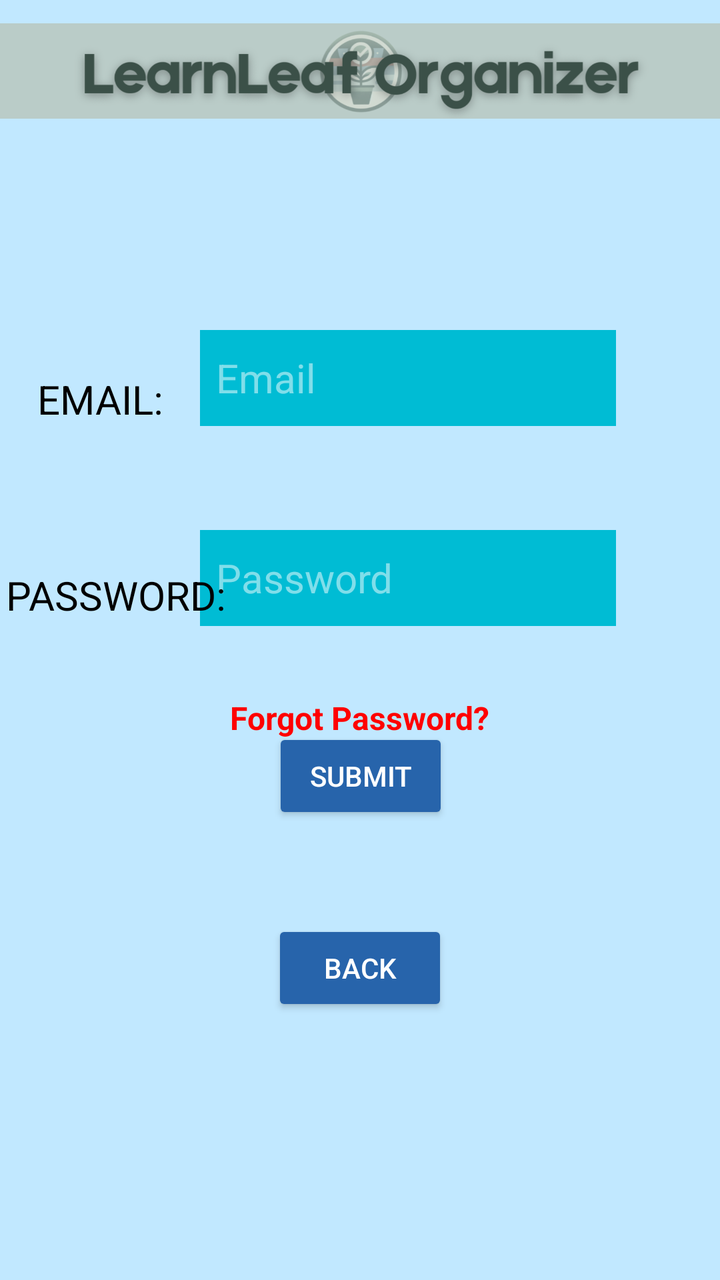
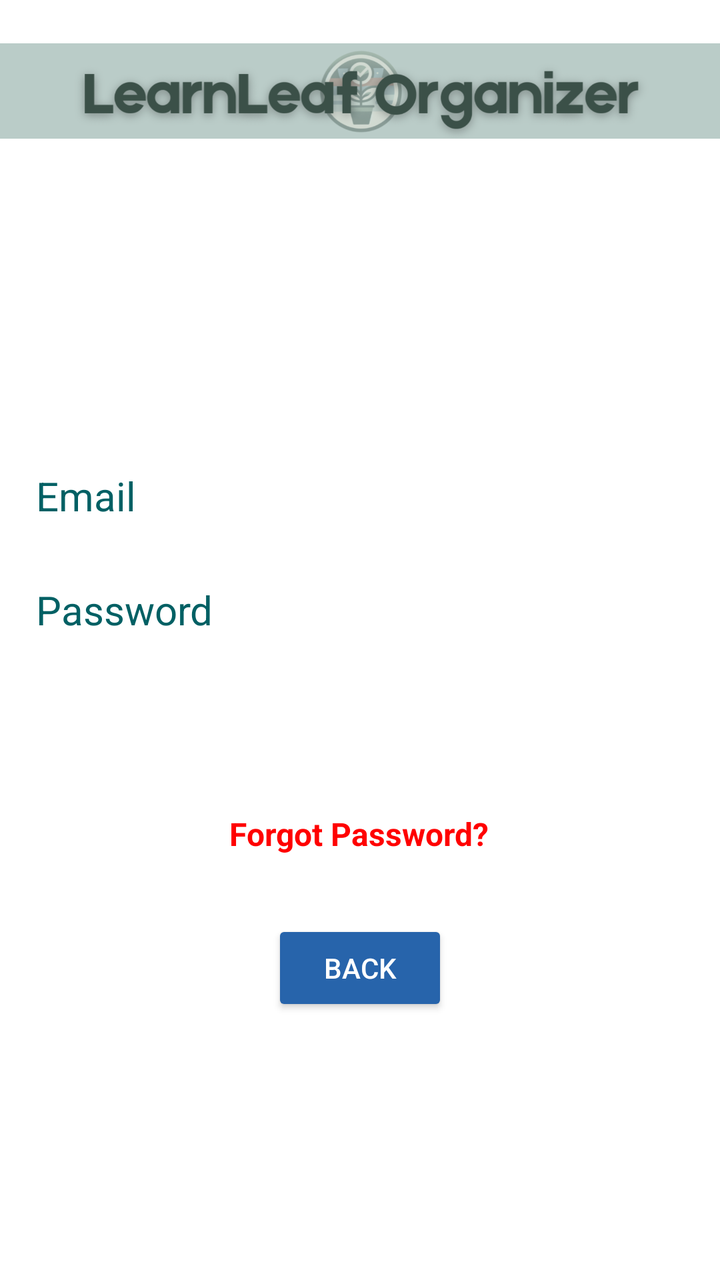

Screens rendered from an Android XML layout before and after an edit, with the pre-edit source and the edit as a unified diff.
<!-- AndroidManifest.xml: application theme Theme.Design.Light.NoActionBar -->
<!-- res/layout/login.xml -->
<?xml version="1.0" encoding="utf-8"?>
<androidx.constraintlayout.widget.ConstraintLayout xmlns:android="http://schemas.android.com/apk/res/android"
    xmlns:app="http://schemas.android.com/apk/res-auto"
    xmlns:tools="http://schemas.android.com/tools"
    android:layout_width="match_parent"
    android:layout_height="match_parent"
    android:background="@color/material_dynamic_primary90"
    tools:context=".Login">


    <ImageView
        android:id="@+id/imageView"
        android:layout_width="389dp"
        android:layout_height="71dp"
        app:layout_constraintEnd_toEndOf="parent"
        app:layout_constraintStart_toStartOf="parent"
        app:layout_constraintTop_toTopOf="parent"
        app:srcCompat="@drawable/banner_logo" />

    <Button
        android:id="@+id/submit"
        android:layout_width="wrap_content"
        android:layout_height="wrap_content"
        android:layout_marginBottom="48dp"
        android:text="@string/submit"
        android:textColor="@color/white"
        app:backgroundTint="#2764AB"
        app:layout_constraintBottom_toTopOf="@+id/back"
        app:layout_constraintEnd_toEndOf="parent"
        app:layout_constraintHorizontal_bias="0.501"
        app:layout_constraintStart_toStartOf="parent"
        app:layout_constraintTop_toBottomOf="@+id/fgPassword"
        app:layout_constraintVertical_bias="1.0" />

    <Button
        android:id="@+id/back"
        android:layout_width="wrap_content"
        android:layout_height="wrap_content"
        android:layout_marginBottom="132dp"
        android:text="@string/back"
        android:textColor="@color/white"
        app:backgroundTint="#2764AB"
        app:layout_constraintBottom_toBottomOf="parent"
        app:layout_constraintEnd_toEndOf="parent"
        app:layout_constraintStart_toStartOf="parent" />

    <EditText
        android:id="@+id/password"
        android:layout_width="208dp"
        android:layout_height="48dp"
        android:layout_marginTop="52dp"
        android:layout_marginEnd="52dp"
        android:background="#00BCD4"
        android:hint="@string/password"
        android:inputType="textPassword"
        android:paddingStart="8dp"
        android:paddingEnd="8dp"
        android:textColor="@color/white"
        android:textColorHint="#80FFFFFF"
        android:textSize="20sp"
        app:layout_constraintEnd_toEndOf="parent"
        app:layout_constraintTop_toBottomOf="@+id/email"
        tools:ignore="Autofill,TextContrastCheck" />

    <TextView
        android:id="@+id/textView2"
        android:layout_width="wrap_content"
        android:layout_height="wrap_content"
        android:text="@string/email2"
        android:textColor="@color/black"
        android:textSize="20sp"
        app:layout_constraintBottom_toBottomOf="@+id/email"
        app:layout_constraintEnd_toStartOf="@+id/email"
        app:layout_constraintStart_toStartOf="parent"
        app:textAllCaps="true" />

    <TextView
        android:id="@+id/textView"
        android:layout_width="wrap_content"
        android:layout_height="wrap_content"
        android:layout_marginStart="16dp"
        android:layout_marginTop="48dp"
        android:layout_marginBottom="2dp"
        android:text="@string/password2"
        android:textColor="@color/black"
        android:textSize="20sp"
        app:layout_constraintBottom_toBottomOf="@+id/password"
        app:layout_constraintEnd_toStartOf="@+id/password"
        app:layout_constraintStart_toStartOf="parent"
        app:layout_constraintTop_toBottomOf="@+id/textView2"
        app:layout_constraintVertical_bias="1.0"
        app:textAllCaps="true" />

    <EditText
        android:id="@+id/email"
        android:layout_width="208dp"
        android:layout_height="48dp"
        android:layout_marginTop="165dp"
        android:layout_marginEnd="52dp"
        android:background="#00BCD4"
        android:hint="@string/email"
        android:inputType="textEmailAddress"
        android:paddingStart="8dp"
        android:paddingEnd="8dp"
        android:textColor="@color/white"
        android:textColorHint="#80FFFFFF"
        android:textSize="20sp"
        app:layout_constraintEnd_toEndOf="parent"
        app:layout_constraintTop_toTopOf="parent"
        tools:ignore="Autofill,TextContrastCheck" />

    <TextView
        android:id="@+id/fgPassword"
        android:layout_width="wrap_content"
        android:layout_height="wrap_content"
        android:layout_marginTop="35dp"
        android:text="Forgot Password?"
        android:textColor="#FF0000"
        android:textSize="16sp"
        android:textStyle="bold"
        app:layout_constraintEnd_toEndOf="parent"
        app:layout_constraintStart_toStartOf="parent"
        app:layout_constraintTop_toBottomOf="@+id/password" />


</androidx.constraintlayout.widget.ConstraintLayout>
<!-- resources referenced by this layout -->
<resources>
  <color name="black">#FF000000</color>
  <color name="white">#FFFFFFFF</color>
  <!-- drawable banner_logo: png bitmap (drawable, 174742 bytes) -->
  <string name="back">Back</string>
  <string name="email">Email</string>
  <string name="email2">Email:</string>
  <string name="password">Password</string>
  <string name="password2">Password:</string>
  <string name="submit">Submit</string>
</resources>

<!-- the commit's change to res/layout/login.xml (unified diff, before → after) -->
@@ -4,7 +4,7 @@
     xmlns:tools="http://schemas.android.com/tools"
     android:layout_width="match_parent"
     android:layout_height="match_parent"
-    android:background="@color/material_dynamic_primary90"
+    android:background="#ffffff"
     tools:context=".Login">
 
 
@@ -12,6 +12,7 @@
         android:id="@+id/imageView"
         android:layout_width="389dp"
         android:layout_height="71dp"
+        android:layout_marginTop="10dp"
         app:layout_constraintEnd_toEndOf="parent"
         app:layout_constraintStart_toStartOf="parent"
         app:layout_constraintTop_toTopOf="parent"
@@ -44,81 +45,118 @@
         app:layout_constraintEnd_toEndOf="parent"
         app:layout_constraintStart_toStartOf="parent" />
 
-    <EditText
-        android:id="@+id/password"
-        android:layout_width="208dp"
-        android:layout_height="48dp"
-        android:layout_marginTop="52dp"
-        android:layout_marginEnd="52dp"
-        android:background="#00BCD4"
-        android:hint="@string/password"
-        android:inputType="textPassword"
-        android:paddingStart="8dp"
-        android:paddingEnd="8dp"
-        android:textColor="@color/white"
-        android:textColorHint="#80FFFFFF"
-        android:textSize="20sp"
-        app:layout_constraintEnd_toEndOf="parent"
-        app:layout_constraintTop_toBottomOf="@+id/email"
-        tools:ignore="Autofill,TextContrastCheck" />
 
-    <TextView
-        android:id="@+id/textView2"
-        android:layout_width="wrap_content"
-        android:layout_height="wrap_content"
-        android:text="@string/email2"
-        android:textColor="@color/black"
-        android:textSize="20sp"
-        app:layout_constraintBottom_toBottomOf="@+id/email"
-        app:layout_constraintEnd_toStartOf="@+id/email"
-        app:layout_constraintStart_toStartOf="parent"
-        app:textAllCaps="true" />
 
-    <TextView
-        android:id="@+id/textView"
-        android:layout_width="wrap_content"
-        android:layout_height="wrap_content"
-        android:layout_marginStart="16dp"
-        android:layout_marginTop="48dp"
-        android:layout_marginBottom="2dp"
-        android:text="@string/password2"
-        android:textColor="@color/black"
-        android:textSize="20sp"
-        app:layout_constraintBottom_toBottomOf="@+id/password"
-        app:layout_constraintEnd_toStartOf="@+id/password"
-        app:layout_constraintStart_toStartOf="parent"
-        app:layout_constraintTop_toBottomOf="@+id/textView2"
-        app:layout_constraintVertical_bias="1.0"
-        app:textAllCaps="true" />
+
+
+
+
+
+
+
+
+
+
+
+
+
+
+
+
+
+
+
+
+
+
+
+
+
+
+
+
+
+
+
+
+
+
+
+
+
+
+
+
+
+
+
+
+
 
     <EditText
         android:id="@+id/email"
-        android:layout_width="208dp"
+        android:layout_width="340dp"
         android:layout_height="48dp"
-        android:layout_marginTop="165dp"
-        android:layout_marginEnd="52dp"
-        android:background="#00BCD4"
+        android:layout_marginTop="224dp"
+        android:background="@color/white"
         android:hint="@string/email"
         android:inputType="textEmailAddress"
         android:paddingStart="8dp"
         android:paddingEnd="8dp"
-        android:textColor="@color/white"
-        android:textColorHint="#80FFFFFF"
+        android:textColorHint="#006064"
         android:textSize="20sp"
         app:layout_constraintEnd_toEndOf="parent"
+        app:layout_constraintStart_toStartOf="parent"
         app:layout_constraintTop_toTopOf="parent"
-        tools:ignore="Autofill,TextContrastCheck" />
+        tools:ignore="Autofill" />
+
+
+
+
+
+
+
+
+
+
+
+
+
+
+
+
+
+
+
+    <EditText
+        android:id="@+id/password"
+        android:layout_width="340dp"
+        android:layout_height="42dp"
+        android:layout_marginTop="12dp"
+        android:background="@color/white"
+        android:hint="@string/password"
+        android:importantForAutofill="no"
+        android:inputType="textPassword"
+        android:paddingStart="8dp"
+        android:paddingEnd="8dp"
+        android:textColor="@color/black"
+        android:textColorHint="#006064"
+        android:textSize="20sp"
+        app:layout_constraintEnd_toEndOf="parent"
+        app:layout_constraintStart_toStartOf="parent"
+        app:layout_constraintTop_toBottomOf="@+id/email" />
 
     <TextView
         android:id="@+id/fgPassword"
         android:layout_width="wrap_content"
         android:layout_height="wrap_content"
-        android:layout_marginTop="35dp"
+        android:layout_marginTop="80dp"
         android:text="Forgot Password?"
         android:textColor="#FF0000"
         android:textSize="16sp"
         android:textStyle="bold"
         app:layout_constraintEnd_toEndOf="parent"
+        app:layout_constraintHorizontal_bias="0.498"
         app:layout_constraintStart_toStartOf="parent"
         app:layout_constraintTop_toBottomOf="@+id/password" />
 
<!-- resource entries referenced after the edit -->
@@ -5,9 +5,7 @@
   <!-- drawable banner_logo: png bitmap (drawable, 174742 bytes) -->
   <string name="back">Back</string>
   <string name="email">Email</string>
-  <string name="email2">Email:</string>
   <string name="password">Password</string>
-  <string name="password2">Password:</string>
   <string name="submit">Submit</string>
 </resources>
 
